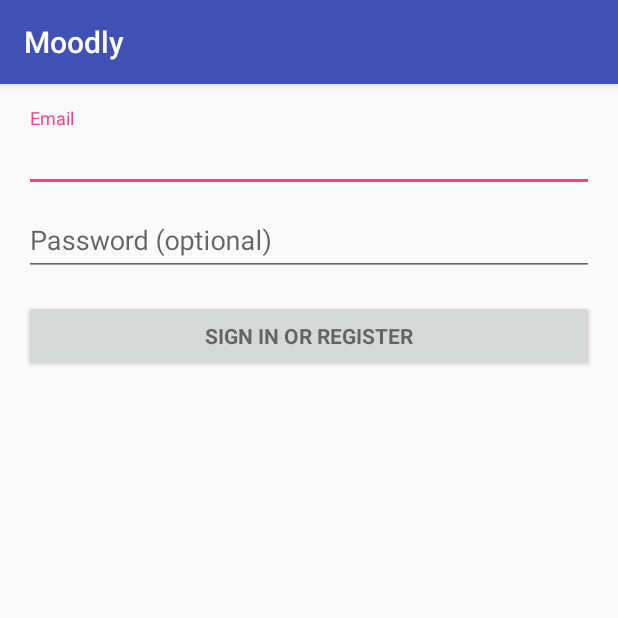
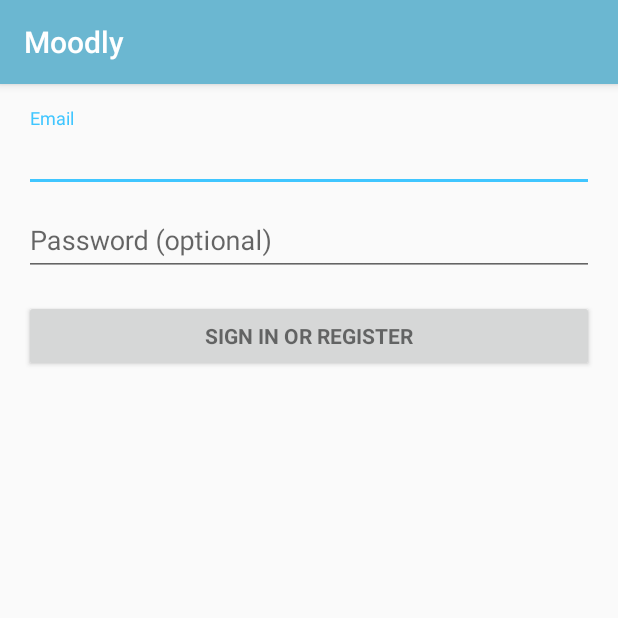
Before and after one commit to zalby88/moodlyRep, an Android app: the screen it shows after launch (LoginActivity), on a phone screen of 412 x 824 dp, the top half of it. Run offline under Robolectric (Android 15) with nearby library versions, the phone set to English and light mode, and no system bars; 2 statements that could not run were skipped.

Commit message:
ContactsList DEMO activity added

```diff
--- a/app/src/main/java/com/zalbyeco/albertolaz/moodly/main/LoginActivity.java
+++ b/app/src/main/java/com/zalbyeco/albertolaz/moodly/main/LoginActivity.java
@@ -346,7 +346,7 @@ public class LoginActivity extends AppCompatActivity implements LoaderCallbacks<
                 Log.i("LOGIN TASK","SUCCESS, going to Main Activity!!!!!!!");
 
                 //goes to the first main view of the application
-                goToMainActivity();
+                goToContactsListActivity();
 
             } else {
                 mPasswordView.setError(getString(R.string.error_incorrect_password));
@@ -354,9 +354,9 @@ public class LoginActivity extends AppCompatActivity implements LoaderCallbacks<
             }
         }
 
-        private void goToMainActivity() {
+        private void goToContactsListActivity() {
             Intent firstActivityIntnt = new Intent();
-            firstActivityIntnt.setClass(getApplicationContext(),MainActivity.class);
+            firstActivityIntnt.setClass(getApplicationContext(),ContactsListActivity.class);
 
             String actualUsername = mEmail;
             if (usingFreeXmppJs) {
--- a/app/src/main/res/values/colors.xml
+++ b/app/src/main/res/values/colors.xml
@@ -1,6 +1,7 @@
 <?xml version="1.0" encoding="utf-8"?>
 <resources>
-    <color name="colorPrimary">#3F51B5</color>
-    <color name="colorPrimaryDark">#303F9F</color>
-    <color name="colorAccent">#FF4081</color>
+    <color name="colorPrimary">#6bb7d1</color>
+    <color name="colorPrimaryDark">#707dcf</color>
+    <color name="colorAccent">#40c6ff</color>
+    <color name="colorContactsItemSelected">#b2c8cb</color>
 </resources>
--- a/app/src/main/res/values/dimens.xml
+++ b/app/src/main/res/values/dimens.xml
@@ -2,4 +2,5 @@
     <!-- Default screen margins, per the Android Design guidelines. -->
     <dimen name="activity_horizontal_margin">16dp</dimen>
     <dimen name="activity_vertical_margin">16dp</dimen>
+    <dimen name="fab_margin">16dp</dimen>
 </resources>
--- a/app/src/main/res/values/strings.xml
+++ b/app/src/main/res/values/strings.xml
@@ -16,4 +16,9 @@
     <string name="permission_rationale">"Contacts permissions are needed for providing email
         completions."
     </string>
+    <string name="title_activity_contacts_list">ContactsListActivity</string>
+
+
+    <!-- Contacts List -->
+    <string name="activity_contacts_list_toolbarTitle">Lista Contatti</string>
 </resources>
--- a/app/src/main/res/values/styles.xml
+++ b/app/src/main/res/values/styles.xml
@@ -8,4 +8,13 @@
         <item name="colorAccent">@color/colorAccent</item>
     </style>
 
+    <style name="AppTheme.NoActionBar">
+        <item name="windowActionBar">false</item>
+        <item name="windowNoTitle">true</item>
+    </style>
+
+    <style name="AppTheme.AppBarOverlay" parent="ThemeOverlay.AppCompat.Dark.ActionBar" />
+
+    <style name="AppTheme.PopupOverlay" parent="ThemeOverlay.AppCompat.Light" />
+
 </resources>
```
Also changed, not shown: app/src/main/AndroidManifest.xml (+13 -2 lines).
